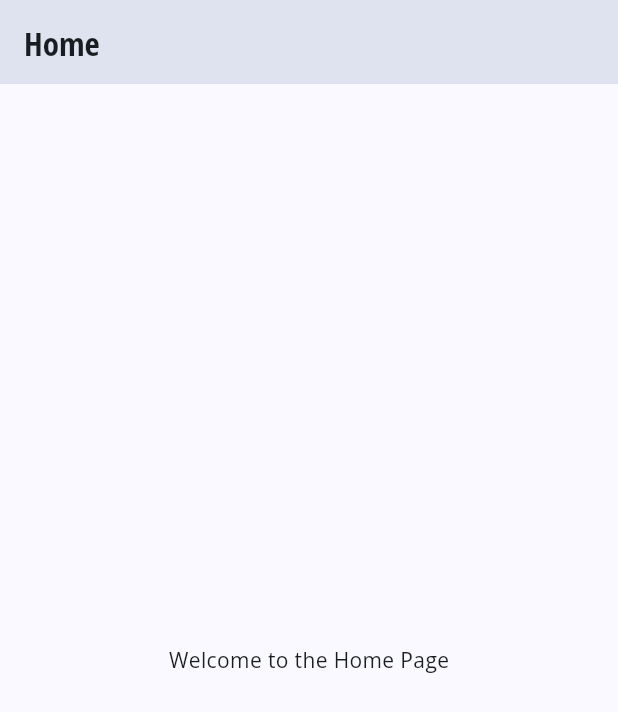
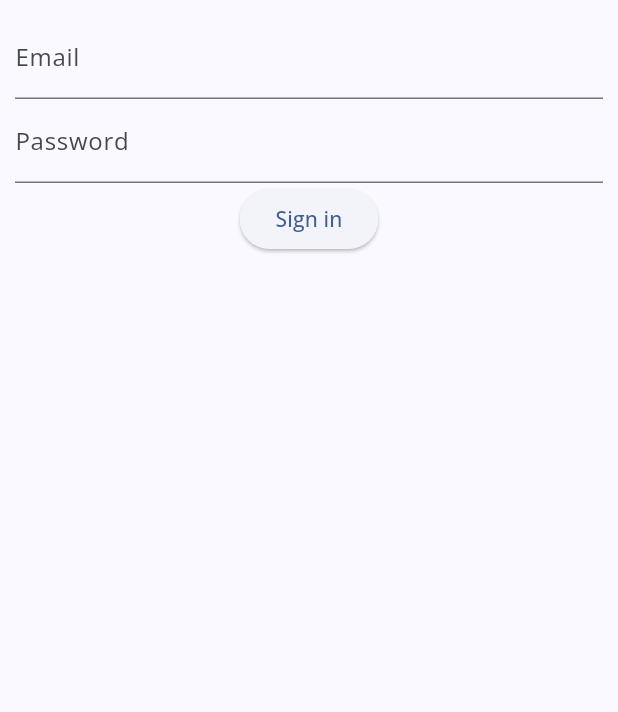
Before and after one commit to gfalav/qubit, a Flutter app: the screen it shows after launch, on a phone screen of 412 x 824 dp. Shown: the top 712 px of the screen. Run offline on Flutter 3.47's test engine with Material 3 defaults, Android fonts, the phone set to English and light mode, and no system bars; our stand-ins replace firebase_core, get, google_fonts; accounts and stored records are empty; Roboto replaces fonts that are missing (Open Sans Condensed).

Commit message:
starting signin

```diff
--- a/lib/main.dart
+++ b/lib/main.dart
@@ -1,10 +1,10 @@
 import 'package:flutter/material.dart';
 import 'package:firebase_core/firebase_core.dart';
 import 'package:get/get.dart';
+import 'package:qubit/src/ui/users/sign_in.dart';
 import 'firebase_options.dart';
 import 'package:qubit/assets/theme/theme.dart';
 import 'package:qubit/assets/theme/util.dart';
-import 'package:qubit/src/ui/home/home.dart';
 
 void main() async {
   WidgetsFlutterBinding.ensureInitialized();
@@ -29,6 +29,6 @@
         title: 'Qubit',
         debugShowCheckedModeBanner: false,
         theme: brightness == Brightness.light ? theme.light() : theme.dark(),
-        home: const Home());
+        home: const SignIn());
   }
 }
--- a/lib/src/ui/home/home.dart
+++ b/lib/src/ui/home/home.dart
@@ -11,7 +11,7 @@ class Home extends StatelessWidget {
         elevation: 100,
       ),
       body: Center(
-        child: Text('Welcome to the Home Page'),
+        child: Image.asset("lib/assets/images/QubitLogo.png"),
       ),
     );
   }
--- /dev/null
+++ b/lib/src/ui/users/sign_in.dart
@@ -0,0 +1,32 @@
+import 'package:flutter/material.dart';
+
+class SignIn extends StatelessWidget {
+  const SignIn({super.key});
+
+  @override
+  Widget build(BuildContext context) {
+    return Scaffold(
+      body: Padding(
+        padding: EdgeInsets.all(10),
+        child: Form(
+          child: Column(
+            children: [
+              TextFormField(
+                decoration: InputDecoration(labelText: 'Email'),
+              ),
+              TextFormField(
+                decoration: InputDecoration(labelText: 'Password'),
+              ),
+              ElevatedButton(
+                onPressed: () {
+                  // Sign in
+                },
+                child: Text('Sign in'),
+              ),
+            ],
+          ),
+        ),
+      ),
+    );
+  }
+}
--- a/pubspec.yaml
+++ b/pubspec.yaml
@@ -64,8 +64,8 @@ flutter:
   uses-material-design: true
 
   # To add assets to your application, add an assets section, like this:
-  # assets:
-  #   - images/a_dot_burr.jpeg
+  assets:
+    - lib/assets/images/
   #   - images/a_dot_ham.jpeg
 
   # An image asset can refer to one or more resolution-specific "variants", see
```
Also changed, not shown: lib/assets/images/QubitLogo.png (added).
